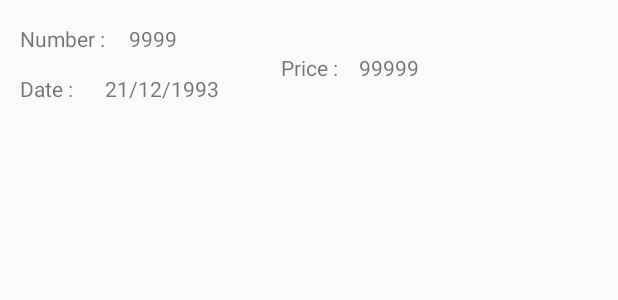
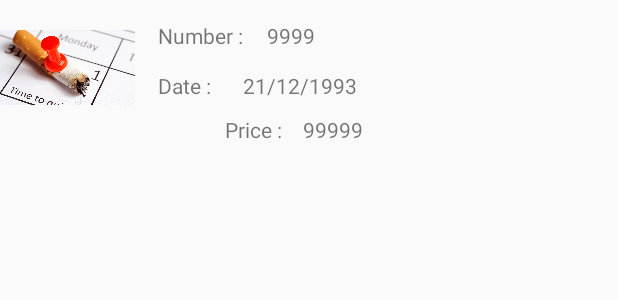
Before and after one commit to StudentDhia/ResetApp, an Android app: the layout row_smoking_statistics.xml on its own in the app's theme, with its tools: preview values and no code run, on a phone screen of 412 x 824 dp. Shown: the top 300 px of the screen. Run offline under Robolectric (Android 15) with nearby library versions, the phone set to English and light mode, and no system bars; network calls fail.

Commit message:
make some change in smoking ListView (Add an image)

```diff
--- a/app/src/main/java/com/walidhelaoui/resetandroidapp/LoginActivity.java
+++ b/app/src/main/java/com/walidhelaoui/resetandroidapp/LoginActivity.java
@@ -25,7 +25,7 @@ import java.util.Map;
 
 public class LoginActivity extends AppCompatActivity {
 
-    public static final String ServerAddress = "http://192.168.1.3/";
+    public static final String ServerAddress = "http://192.168.0.101/";
     public static final String ServerURL = LoginActivity.ServerAddress+"resetWS/web/api/login";
     public static String token="";
 
--- a/app/src/main/res/layout/row_smoking_statistics.xml
+++ b/app/src/main/res/layout/row_smoking_statistics.xml
@@ -1,18 +1,26 @@
 <?xml version="1.0" encoding="utf-8"?>
 <RelativeLayout xmlns:android="http://schemas.android.com/apk/res/android"
     android:orientation="vertical" android:layout_width="match_parent"
-    android:layout_height="match_parent">
+    android:layout_height="match_parent"
+    android:backgroundTint="@color/bb_darkBackgroundColor"
+    >
+
+    <ImageView
+        android:layout_width="90dp"
+        android:layout_height="90dp"
+        android:src="@drawable/quit_smoking"
+        android:id="@+id/imageView3" />
 
     <TextView
         android:id="@+id/textView8"
         android:layout_width="wrap_content"
         android:layout_height="wrap_content"
-        android:layout_alignParentLeft="true"
-        android:layout_alignParentStart="true"
         android:layout_alignParentTop="true"
-        android:layout_marginLeft="13dp"
-        android:layout_marginStart="13dp"
-        android:layout_marginTop="16dp"
+        android:layout_marginLeft="15dp"
+        android:layout_marginStart="15dp"
+        android:layout_marginTop="14dp"
+        android:layout_toEndOf="@+id/imageView3"
+        android:layout_toRightOf="@+id/imageView3"
         android:text="Number :" />
 
     <TextView
@@ -48,11 +56,9 @@
         android:id="@+id/textView12"
         android:layout_width="wrap_content"
         android:layout_height="wrap_content"
-        android:layout_below="@+id/txtNumber"
-        android:layout_marginLeft="41dp"
-        android:layout_marginStart="41dp"
-        android:layout_toEndOf="@+id/txtDate"
-        android:layout_toRightOf="@+id/txtDate"
+        android:layout_marginTop="10dp"
+        android:layout_marginLeft="150dp"
+        android:layout_below="@id/txtDate"
         android:text="Price :" />
 
     <TextView
```
Also changed, not shown: app/src/main/res/drawable/quit_smoking.jpg (added).
